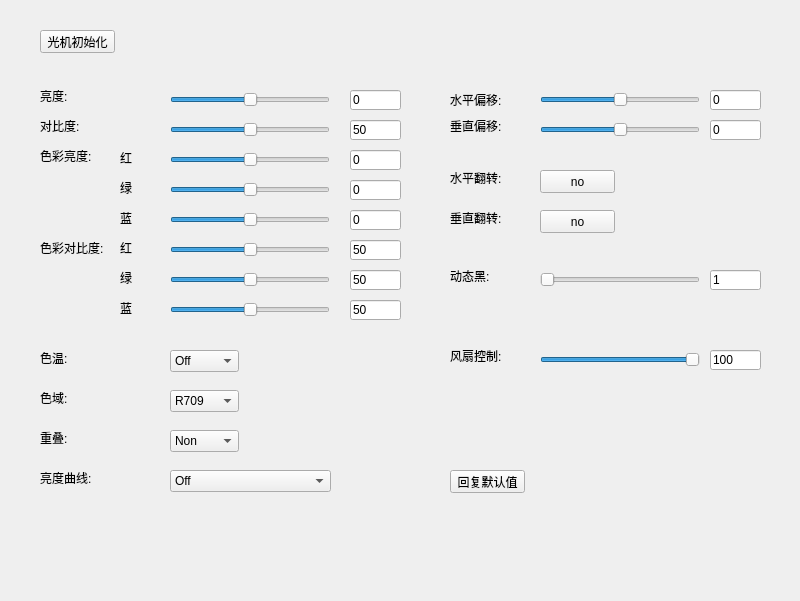
The window that osd/OsdImage.ui (jpcstpj7281/gameseer) describes before a commit, drawn with Qt 5.
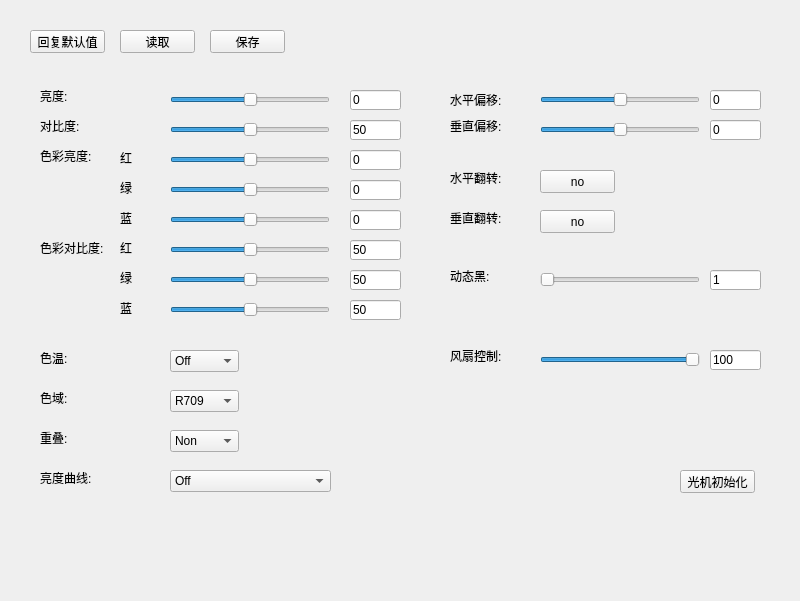
The same window after the commit.

What changed in the file:
```diff
--- a/osd/OsdImage.ui
+++ b/osd/OsdImage.ui
@@ -785,10 +785,13 @@
    </property>
   </widget>
   <widget class="QPushButton" name="btnInit">
+   <property name="enabled">
+    <bool>true</bool>
+   </property>
    <property name="geometry">
     <rect>
-     <x>40</x>
-     <y>30</y>
+     <x>680</x>
+     <y>470</y>
      <width>75</width>
      <height>23</height>
     </rect>
@@ -848,8 +851,8 @@
   <widget class="QPushButton" name="btnInit_2">
    <property name="geometry">
     <rect>
-     <x>450</x>
-     <y>470</y>
+     <x>30</x>
+     <y>30</y>
      <width>75</width>
      <height>23</height>
     </rect>
@@ -858,6 +861,32 @@
     <string>回复默认值</string>
    </property>
   </widget>
+  <widget class="QPushButton" name="btnLoad">
+   <property name="geometry">
+    <rect>
+     <x>120</x>
+     <y>30</y>
+     <width>75</width>
+     <height>23</height>
+    </rect>
+   </property>
+   <property name="text">
+    <string>读取</string>
+   </property>
+  </widget>
+  <widget class="QPushButton" name="btnSave">
+   <property name="geometry">
+    <rect>
+     <x>210</x>
+     <y>30</y>
+     <width>75</width>
+     <height>23</height>
+    </rect>
+   </property>
+   <property name="text">
+    <string>保存</string>
+   </property>
+  </widget>
  </widget>
  <resources/>
  <connections/>
```
Left out of the diff: 2 changed lines with no effect on the pictures.
